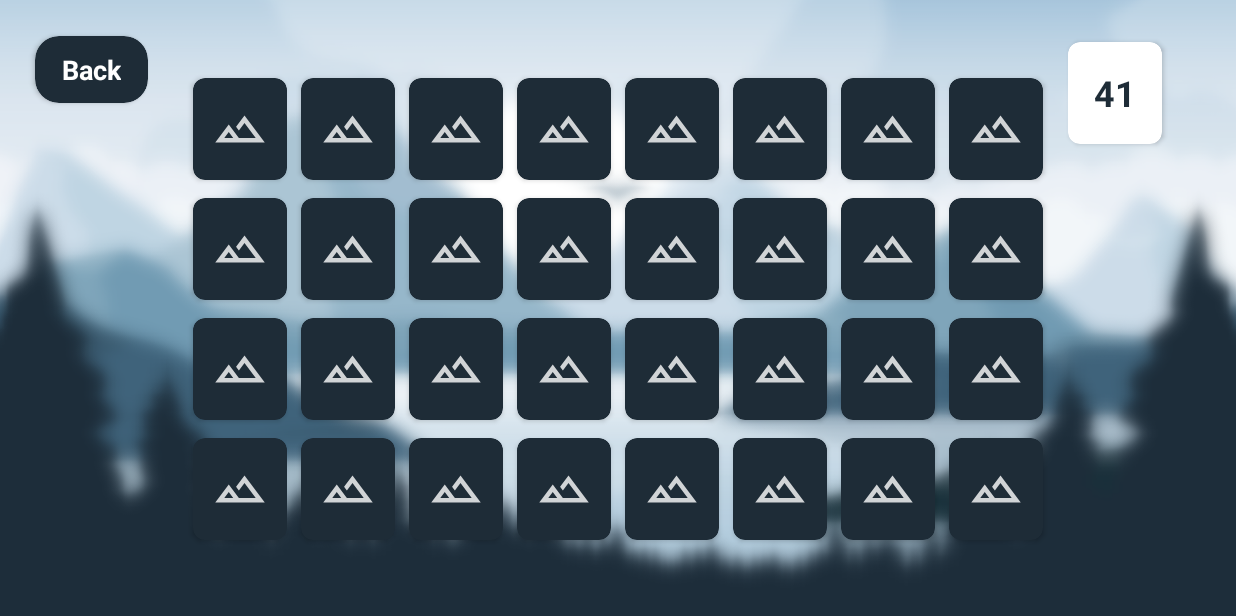
After one commit to OlloshukurAnvarov/Memory, an Android app: the fragment GameFragment placed in its activity, on a phone screen of 824 x 412 dp (held sideways). The commit adds this screen. Run offline under Robolectric (Android 15) with nearby library versions, the phone set to English and light mode, and no system bars; libraries missing offline, so code that uses them is left out: by.kirich1409.viewbindingdelegate; 3 statements that could not run were skipped.

Commit message:
Game Design yaratildi.

```diff
--- a/app/src/main/java/com/leaf/memory/fragment/EnteryMenuFragment.kt
+++ b/app/src/main/java/com/leaf/memory/fragment/EnteryMenuFragment.kt
@@ -12,6 +12,12 @@ class EnteryMenuFragment : Fragment(R.layout.fragment_entery_menu) {
     private val binding: FragmentEnteryMenuBinding by viewBinding()
 
     override fun onViewCreated(view: View, savedInstanceState: Bundle?) {
+        binding.newGame.setOnClickListener {
+            parentFragmentManager.beginTransaction()
+                .setReorderingAllowed(true)
+                .replace(R.id.container, GameFragment())
+                .commit()
+        }
     }
 
 }
--- /dev/null
+++ b/app/src/main/java/com/leaf/memory/fragment/GameFragment.kt
@@ -0,0 +1,10 @@
+package com.leaf.memory.fragment
+
+import androidx.fragment.app.Fragment
+import by.kirich1409.viewbindingdelegate.viewBinding
+import com.leaf.memory.R
+import com.leaf.memory.databinding.FragmentGameBinding
+
+class GameFragment : Fragment(R.layout.fragment_game) {
+    private val binding: FragmentGameBinding by viewBinding()
+}
--- /dev/null
+++ b/app/src/main/res/drawable/eco_icon.xml
@@ -0,0 +1,10 @@
+<vector xmlns:android="http://schemas.android.com/apk/res/android"
+    android:width="36dp"
+    android:height="36dp"
+    android:viewportWidth="960"
+    android:viewportHeight="960"
+    android:tint="#B2FFFFFF">
+  <path
+      android:fillColor="@android:color/white"
+      android:pathData="M216,784Q171,739 145.5,680Q120,621 120,558Q120,495 144,433.5Q168,372 222,318Q257,283 308.5,258Q360,233 430.5,218.5Q501,204 591.5,201Q682,198 794,208Q802,314 799,403Q796,492 782.5,563.5Q769,635 744.5,688.5Q720,742 684,778Q631,831 571.5,855.5Q512,880 450,880Q385,880 323,854.5Q261,829 216,784ZM328,768Q357,785 387.5,792.5Q418,800 450,800Q496,800 541,781.5Q586,763 627,722Q645,704 663.5,671.5Q682,639 695.5,586.5Q709,534 716,459.5Q723,385 718,282Q669,280 607.5,280.5Q546,281 485,290Q424,299 369,319Q314,339 279,374Q234,419 217,463Q200,507 200,548Q200,607 222.5,651.5Q245,696 262,714Q304,634 373,560.5Q442,487 534,440Q462,503 408.5,582.5Q355,662 328,768ZM328,768Q328,768 328,768Q328,768 328,768Q328,768 328,768Q328,768 328,768Q328,768 328,768Q328,768 328,768Q328,768 328,768Q328,768 328,768Q328,768 328,768Q328,768 328,768ZM328,768Q328,768 328,768Q328,768 328,768Q328,768 328,768Q328,768 328,768Q328,768 328,768Q328,768 328,768Q328,768 328,768Q328,768 328,768Q328,768 328,768Q328,768 328,768Q328,768 328,768Q328,768 328,768Q328,768 328,768Q328,768 328,768Q328,768 328,768Q328,768 328,768Q328,768 328,768Q328,768 328,768Q328,768 328,768Q328,768 328,768Z"/>
+</vector>
--- /dev/null
+++ b/app/src/main/res/drawable/landscape_icon.xml
@@ -0,0 +1,10 @@
+<vector xmlns:android="http://schemas.android.com/apk/res/android"
+    android:width="36dp"
+    android:height="36dp"
+    android:viewportWidth="960"
+    android:viewportHeight="960"
+    android:tint="#CBFFFFFF">
+  <path
+      android:fillColor="@android:color/white"
+      android:pathData="M40,720L280,400L460,640L760,640L560,374L460,506L410,440L560,240L920,720L40,720ZM561,640L561,640L561,640L561,640L561,640ZM200,640L360,640L280,533L200,640ZM200,640L280,640L360,640L200,640Z"/>
+</vector>
--- a/app/src/main/res/layout/fragment_entery_menu.xml
+++ b/app/src/main/res/layout/fragment_entery_menu.xml
@@ -104,5 +104,4 @@
         app:layout_constraintTop_toTopOf="@id/shapeableImageView"
         app:tint="@color/white" />
 
-
 </androidx.constraintlayout.widget.ConstraintLayout>
--- /dev/null
+++ b/app/src/main/res/layout/fragment_game.xml
@@ -0,0 +1,281 @@
+<?xml version="1.0" encoding="utf-8"?>
+<androidx.constraintlayout.widget.ConstraintLayout xmlns:android="http://schemas.android.com/apk/res/android"
+    xmlns:app="http://schemas.android.com/apk/res-auto"
+    android:layout_width="match_parent"
+    android:layout_height="match_parent">
+
+    <ImageView
+        android:layout_width="match_parent"
+        android:layout_height="match_parent"
+        android:scaleType="fitXY"
+        android:src="@drawable/mountain_landscape_blur" />
+
+    <LinearLayout
+        android:id="@+id/cards_linerLayout"
+        android:layout_width="wrap_content"
+        android:layout_height="wrap_content"
+        android:orientation="vertical"
+        android:padding="24dp"
+        app:layout_constraintBottom_toBottomOf="parent"
+        app:layout_constraintEnd_toEndOf="parent"
+        app:layout_constraintStart_toStartOf="parent"
+        app:layout_constraintTop_toTopOf="parent">
+
+        <LinearLayout
+            android:layout_width="match_parent"
+            android:layout_height="wrap_content"
+            android:gravity="center">
+
+            <androidx.cardview.widget.CardView style="@style/game_cards_card_backs">
+
+                <ImageView style="@style/game_cards_icons" />
+
+            </androidx.cardview.widget.CardView>
+
+            <androidx.cardview.widget.CardView style="@style/game_cards_card_backs">
+
+                <ImageView style="@style/game_cards_icons" />
+
+            </androidx.cardview.widget.CardView>
+
+            <androidx.cardview.widget.CardView style="@style/game_cards_card_backs">
+
+                <ImageView style="@style/game_cards_icons" />
+
+            </androidx.cardview.widget.CardView>
+
+            <androidx.cardview.widget.CardView style="@style/game_cards_card_backs">
+
+                <ImageView style="@style/game_cards_icons" />
+
+            </androidx.cardview.widget.CardView>
+
+            <androidx.cardview.widget.CardView style="@style/game_cards_card_backs">
+
+                <ImageView style="@style/game_cards_icons" />
+
+            </androidx.cardview.widget.CardView>
+
+            <androidx.cardview.widget.CardView style="@style/game_cards_card_backs">
+
+                <ImageView style="@style/game_cards_icons" />
+
+            </androidx.cardview.widget.CardView>
+
+            <androidx.cardview.widget.CardView style="@style/game_cards_card_backs">
+
+                <ImageView style="@style/game_cards_icons" />
+
+            </androidx.cardview.widget.CardView>
+
+            <androidx.cardview.widget.CardView style="@style/game_cards_card_backs">
+
+                <ImageView style="@style/game_cards_icons" />
+
+            </androidx.cardview.widget.CardView>
+
+        </LinearLayout>
+
+        <LinearLayout
+            android:layout_width="match_parent"
+            android:layout_height="wrap_content"
+            android:gravity="center">
+
+            <androidx.cardview.widget.CardView style="@style/game_cards_card_backs">
+
+                <ImageView style="@style/game_cards_icons" />
+
+            </androidx.cardview.widget.CardView>
+
+            <androidx.cardview.widget.CardView style="@style/game_cards_card_backs">
+
+                <ImageView style="@style/game_cards_icons" />
+
+            </androidx.cardview.widget.CardView>
+
+            <androidx.cardview.widget.CardView style="@style/game_cards_card_backs">
+
+                <ImageView style="@style/game_cards_icons" />
+
+            </androidx.cardview.widget.CardView>
+
+            <androidx.cardview.widget.CardView style="@style/game_cards_card_backs">
+
+                <ImageView style="@style/game_cards_icons" />
+
+            </androidx.cardview.widget.CardView>
+
+            <androidx.cardview.widget.CardView style="@style/game_cards_card_backs">
+
+                <ImageView style="@style/game_cards_icons" />
+
+            </androidx.cardview.widget.CardView>
+
+            <androidx.cardview.widget.CardView style="@style/game_cards_card_backs">
+
+                <ImageView style="@style/game_cards_icons" />
+
+            </androidx.cardview.widget.CardView>
+
+            <androidx.cardview.widget.CardView style="@style/game_cards_card_backs">
+
+                <ImageView style="@style/game_cards_icons" />
+
+            </androidx.cardview.widget.CardView>
+
+            <androidx.cardview.widget.CardView style="@style/game_cards_card_backs">
+
+                <ImageView style="@style/game_cards_icons" />
+
+            </androidx.cardview.widget.CardView>
+
+        </LinearLayout>
+
+        <LinearLayout
+            android:layout_width="match_parent"
+            android:layout_height="wrap_content"
+            android:gravity="center">
+
+            <androidx.cardview.widget.CardView style="@style/game_cards_card_backs">
+
+                <ImageView style="@style/game_cards_icons" />
+
+            </androidx.cardview.widget.CardView>
+
+            <androidx.cardview.widget.CardView style="@style/game_cards_card_backs">
+
+                <ImageView style="@style/game_cards_icons" />
+
+            </androidx.cardview.widget.CardView>
+
+            <androidx.cardview.widget.CardView style="@style/game_cards_card_backs">
+
+                <ImageView style="@style/game_cards_icons" />
+
+            </androidx.cardview.widget.CardView>
+
+            <androidx.cardview.widget.CardView style="@style/game_cards_card_backs">
+
+                <ImageView style="@style/game_cards_icons" />
+
+            </androidx.cardview.widget.CardView>
+
+            <androidx.cardview.widget.CardView style="@style/game_cards_card_backs">
+
+                <ImageView style="@style/game_cards_icons" />
+
+            </androidx.cardview.widget.CardView>
+
+            <androidx.cardview.widget.CardView style="@style/game_cards_card_backs">
+
+                <ImageView style="@style/game_cards_icons" />
+
+            </androidx.cardview.widget.CardView>
+
+            <androidx.cardview.widget.CardView style="@style/game_cards_card_backs">
+
+                <ImageView style="@style/game_cards_icons" />
+
+            </androidx.cardview.widget.CardView>
+
+            <androidx.cardview.widget.CardView style="@style/game_cards_card_backs">
+
+                <ImageView style="@style/game_cards_icons" />
+
+            </androidx.cardview.widget.CardView>
+
+        </LinearLayout>
+
+        <LinearLayout
+            android:layout_width="match_parent"
+            android:layout_height="wrap_content"
+            android:gravity="center">
+
+            <androidx.cardview.widget.CardView style="@style/game_cards_card_backs">
+
+                <ImageView style="@style/game_cards_icons" />
+
+            </androidx.cardview.widget.CardView>
+
+            <androidx.cardview.widget.CardView style="@style/game_cards_card_backs">
+
+                <ImageView style="@style/game_cards_icons" />
+
+            </androidx.cardview.widget.CardView>
+
+            <androidx.cardview.widget.CardView style="@style/game_cards_card_backs">
+
+                <ImageView style="@style/game_cards_icons" />
+
+            </androidx.cardview.widget.CardView>
+
+            <androidx.cardview.widget.CardView style="@style/game_cards_card_backs">
+
+                <ImageView style="@style/game_cards_icons" />
+
+            </androidx.cardview.widget.CardView>
+
+            <androidx.cardview.widget.CardView style="@style/game_cards_card_backs">
+
+                <ImageView style="@style/game_cards_icons" />
+
+            </androidx.cardview.widget.CardView>
+
+            <androidx.cardview.widget.CardView style="@style/game_cards_card_backs">
+
+                <ImageView style="@style/game_cards_icons" />
+
+            </androidx.cardview.widget.CardView>
+
+            <androidx.cardview.widget.CardView style="@style/game_cards_card_backs">
+
+                <ImageView style="@style/game_cards_icons" />
+
+            </androidx.cardview.widget.CardView>
+
+            <androidx.cardview.widget.CardView style="@style/game_cards_card_backs">
+
+                <ImageView style="@style/game_cards_icons" />
+
+            </androidx.cardview.widget.CardView>
+
+        </LinearLayout>
+
+    </LinearLayout>
+
+    <androidx.cardview.widget.CardView
+        style="@style/game_cards_card_backs"
+        app:cardBackgroundColor="@color/white"
+        app:layout_constraintHorizontal_bias="1.1"
+        app:layout_constraintEnd_toEndOf="@id/cards_linerLayout"
+        app:layout_constraintStart_toStartOf="@+id/cards_linerLayout"
+        app:layout_constraintTop_toTopOf="@id/cards_linerLayout">
+
+        <TextView
+            android:id="@+id/step"
+            style="@style/menu_button_text_style"
+            android:padding="1dp"
+            android:text="41"
+            android:textColor="@color/dark_ink"
+            android:textSize="24sp" />
+
+    </androidx.cardview.widget.CardView>
+
+    <androidx.cardview.widget.CardView
+        android:id="@+id/back"
+        style="@style/menu_button_card_style"
+        android:layout_width="wrap_content"
+        android:layout_height="wrap_content"
+        android:layout_margin="16dp"
+        app:layout_constraintStart_toStartOf="parent"
+        app:layout_constraintTop_toTopOf="parent">
+
+        <TextView
+            style="@style/menu_button_text_style"
+            android:layout_marginHorizontal="8dp"
+            android:textSize="18sp"
+            android:text="Back" />
+
+    </androidx.cardview.widget.CardView>
+
+</androidx.constraintlayout.widget.ConstraintLayout>
--- a/app/src/main/res/values/styles.xml
+++ b/app/src/main/res/values/styles.xml
@@ -24,4 +24,20 @@
         <item name="cornerSize">50%</item>
     </style>
 
+    <style name="game_cards_card_backs">
+        <item name="android:layout_width">72dp</item>
+        <item name="android:layout_height">80dp</item>
+        <item name="android:foreground">@drawable/clickable_effect</item>
+        <item name="cardCornerRadius">8dp</item>
+        <item name="cardBackgroundColor">@color/dark_ink</item>
+        <item name="cardUseCompatPadding">true</item>
+    </style>
+
+    <style name="game_cards_icons">
+        <item name="android:layout_width">wrap_content</item>
+        <item name="android:layout_height">wrap_content</item>
+        <item name="android:layout_gravity">center</item>
+        <item name="srcCompat">@drawable/landscape_icon</item>
+    </style>
+
 </resources>
```
Also changed, not shown: app/src/main/res/drawable/mountain_landscape_blur.png (added).
